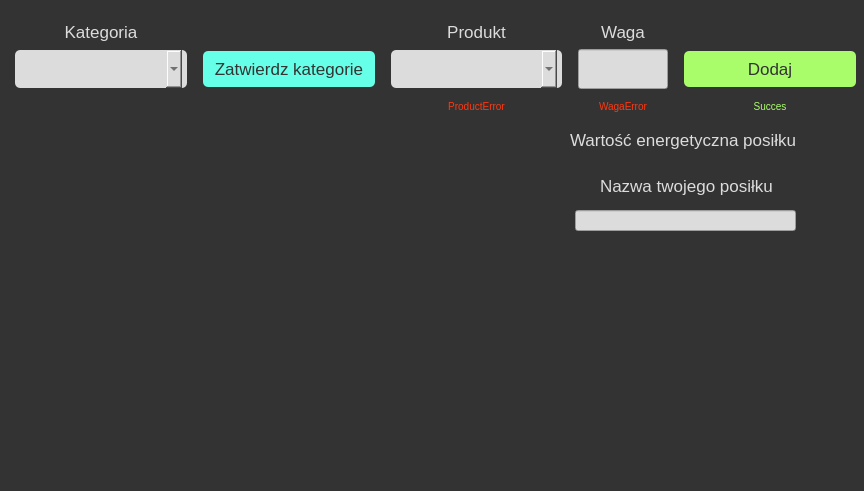
Before: the Qt Designer form addingnewmeal.ui in Czajsoon/TwojeKalorieApp, drawn with Qt 5.
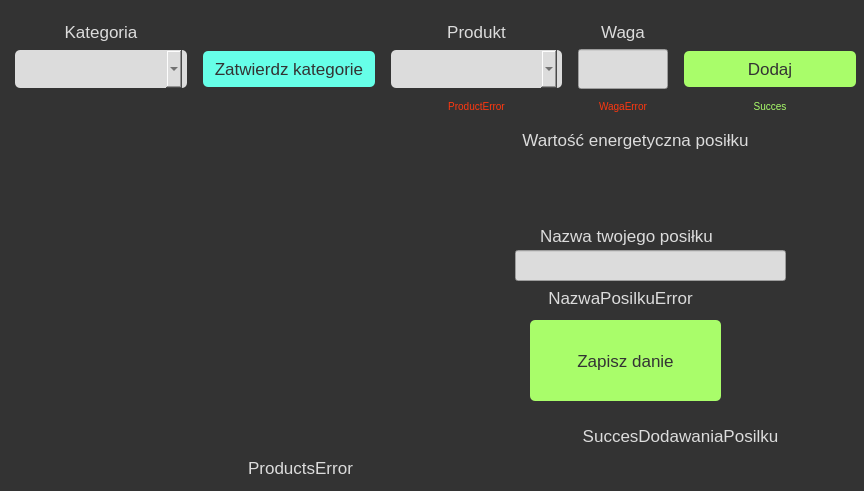
After: the same form once the commit is applied.

Commit message:
Ulepszenie dodawania dziennika posiłków
+dodaje nowe posiłki i tworzy dziennik jesli jest taka potrzeba

Patch:
```diff
--- a/addingnewmeal.ui
+++ b/addingnewmeal.ui
@@ -226,6 +226,11 @@
 margin-right:5px;
 }
 
+QPushButton#saveDanie{
+	color: rgb(51, 51, 51);
+	background-color: rgb(169, 253, 106);
+}
+
 QComboBox{
 	border-radius:5px;
 padding:8px;
@@ -255,8 +260,8 @@
     <rect>
      <x>10</x>
      <y>120</y>
-     <width>471</width>
-     <height>361</height>
+     <width>351</width>
+     <height>331</height>
     </rect>
    </property>
    <property name="sizePolicy">
@@ -397,31 +402,34 @@
   <widget class="QLabel" name="wynikWE">
    <property name="geometry">
     <rect>
-     <x>570</x>
+     <x>470</x>
      <y>130</y>
-     <width>251</width>
-     <height>20</height>
+     <width>331</width>
+     <height>81</height>
     </rect>
    </property>
    <property name="text">
     <string>Wartość energetyczna posiłku</string>
    </property>
+   <property name="alignment">
+    <set>Qt::AlignHCenter|Qt::AlignTop</set>
+   </property>
   </widget>
   <widget class="QLineEdit" name="lineEdit">
    <property name="geometry">
     <rect>
-     <x>570</x>
-     <y>210</y>
-     <width>231</width>
-     <height>21</height>
+     <x>510</x>
+     <y>250</y>
+     <width>281</width>
+     <height>31</height>
     </rect>
    </property>
   </widget>
   <widget class="QLabel" name="label">
    <property name="geometry">
     <rect>
-     <x>600</x>
-     <y>170</y>
+     <x>540</x>
+     <y>220</y>
      <width>181</width>
      <height>31</height>
     </rect>
@@ -430,6 +438,67 @@
     <string>Nazwa twojego posiłku</string>
    </property>
   </widget>
+  <widget class="QPushButton" name="saveDanie">
+   <property name="geometry">
+    <rect>
+     <x>530</x>
+     <y>320</y>
+     <width>191</width>
+     <height>81</height>
+    </rect>
+   </property>
+   <property name="text">
+    <string>Zapisz danie</string>
+   </property>
+  </widget>
+  <widget class="QLabel" name="NPError">
+   <property name="geometry">
+    <rect>
+     <x>540</x>
+     <y>290</y>
+     <width>161</width>
+     <height>16</height>
+    </rect>
+   </property>
+   <property name="text">
+    <string>NazwaPosilkuError</string>
+   </property>
+   <property name="alignment">
+    <set>Qt::AlignCenter</set>
+   </property>
+  </widget>
+  <widget class="QLabel" name="ProductsListError">
+   <property name="geometry">
+    <rect>
+     <x>140</x>
+     <y>460</y>
+     <width>321</width>
+     <height>16</height>
+    </rect>
+   </property>
+   <property name="text">
+    <string>ProductsError</string>
+   </property>
+   <property name="alignment">
+    <set>Qt::AlignCenter</set>
+   </property>
+  </widget>
+  <widget class="QLabel" name="succesDodPo">
+   <property name="geometry">
+    <rect>
+     <x>510</x>
+     <y>420</y>
+     <width>341</width>
+     <height>31</height>
+    </rect>
+   </property>
+   <property name="text">
+    <string>SuccesDodawaniaPosilku</string>
+   </property>
+   <property name="alignment">
+    <set>Qt::AlignCenter</set>
+   </property>
+  </widget>
  </widget>
  <resources/>
  <connections/>
```
Left out of the diff: 4 changed lines with no effect on the pictures. The commit also changes 37 other files.
